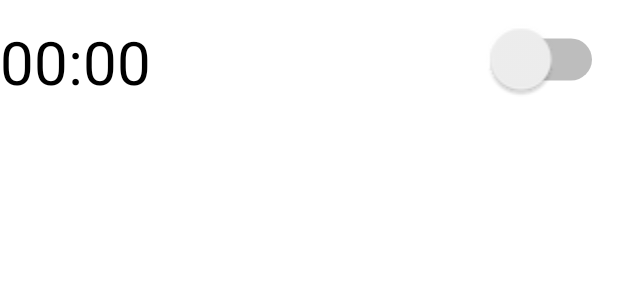
After one commit to williamcrowley555/android-alarm-app, an Android app: the layout alarm_items.xml on its own in the app's theme, with its tools: preview values and no code run, on a phone screen of 412 x 824 dp. The commit adds this screen. Shown: the top 300 px of the screen. Run offline under Robolectric (Android 15) with nearby library versions, the phone set to English and light mode, and no system bars.

Commit message:
feat: Add new alarm time (can be duplicated)

```diff
--- a/app/build.gradle
+++ b/app/build.gradle
@@ -33,6 +33,8 @@ dependencies {
     implementation 'androidx.appcompat:appcompat:1.2.0'
     implementation 'com.google.android.material:material:1.3.0'
     implementation 'androidx.constraintlayout:constraintlayout:2.0.4'
+    implementation 'androidx.navigation:navigation-fragment:2.2.2'
+    implementation 'androidx.navigation:navigation-ui:2.2.2'
     testImplementation 'junit:junit:4.+'
     androidTestImplementation 'androidx.test.ext:junit:1.1.2'
     androidTestImplementation 'androidx.test.espresso:espresso-core:3.3.0'
--- /dev/null
+++ b/app/src/main/res/layout/alarm_items.xml
@@ -0,0 +1,38 @@
+<?xml version="1.0" encoding="utf-8"?>
+<RelativeLayout
+    xmlns:android="http://schemas.android.com/apk/res/android"
+    android:layout_width="match_parent"
+    android:layout_height="80dp">
+
+    <RelativeLayout
+        android:layout_width="match_parent"
+        android:layout_height="wrap_content"
+        android:layout_centerVertical="true"
+        android:layout_marginVertical="4dp"
+        android:orientation="vertical"
+        android:layout_alignParentLeft="true"
+        >
+        <TextView
+            android:id="@+id/txt_time"
+            android:layout_width="match_parent"
+            android:layout_height="wrap_content"
+            android:textSize="40sp"
+            android:paddingVertical="10dp"
+            android:layout_alignParentLeft="true"
+            android:layout_centerVertical="true"
+            android:textColor="@color/black"
+            android:text="00:00"
+            />
+
+        <Switch
+            android:id="@+id/switchTime"
+            android:layout_width="wrap_content"
+            android:layout_height="wrap_content"
+            android:layout_alignParentRight="true"
+            android:layout_centerVertical="true"
+            android:scaleX="2"
+            android:scaleY="2"
+            android:paddingHorizontal="20dp"/>
+    </RelativeLayout>
+
+</RelativeLayout>
--- /dev/null
+++ b/app/src/main/res/values/dimens.xml
@@ -0,0 +1,3 @@
+<resources>
+    <dimen name="fab_margin">16dp</dimen>
+</resources>
--- a/app/src/main/res/values/themes.xml
+++ b/app/src/main/res/values/themes.xml
@@ -13,4 +13,13 @@
         <item name="android:statusBarColor" tools:targetApi="l">?attr/colorPrimaryVariant</item>
         <!-- Customize your theme here. -->
     </style>
+
+    <style name="Theme.AlarmApp.NoActionBar">
+        <item name="windowActionBar">false</item>
+        <item name="windowNoTitle">true</item>
+    </style>
+
+    <style name="Theme.AlarmApp.AppBarOverlay" parent="ThemeOverlay.AppCompat.Dark.ActionBar" />
+
+    <style name="Theme.AlarmApp.PopupOverlay" parent="ThemeOverlay.AppCompat.Light" />
 </resources>
```
Also changed, not shown: app/src/main/AndroidManifest.xml (+14 -7 lines), app/src/main/java/com/example/alarmapp/AlarmAdapter.java (added, +74 -0 lines), app/src/main/java/com/example/alarmapp/Database.java (added, +35 -0 lines), app/src/main/java/com/example/alarmapp/MainActivity.java (+43 -61 lines), app/src/main/java/com/example/alarmapp/MusicService.java (+25 -0 lines), app/src/main/java/com/example/alarmapp/TimePickerActivity.java (added, +108 -0 lines), app/src/main/java/com/example/alarmapp/model/AlarmTimeModel.java (added, +50 -0 lines), app/src/main/res/layout/activity_main.xml (+21 -43 lines), app/src/main/res/layout/activity_timepicker.xml (added, +51 -0 lines), app/src/main/res/navigation/nav_graph.xml (added, +28 -0 lines), app/src/main/res/values/strings.xml (+9 -0 lines), app/src/main/res/drawable/ic_add.png (added).
